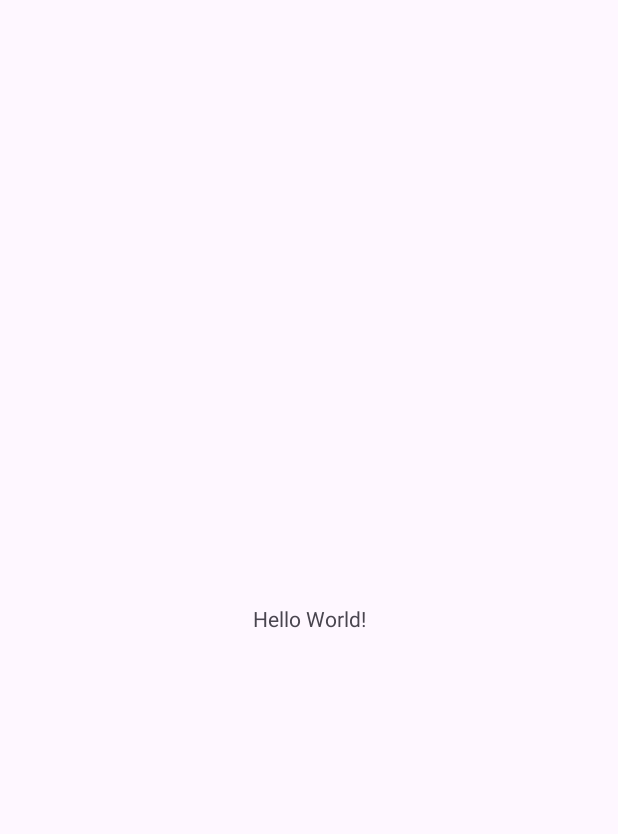
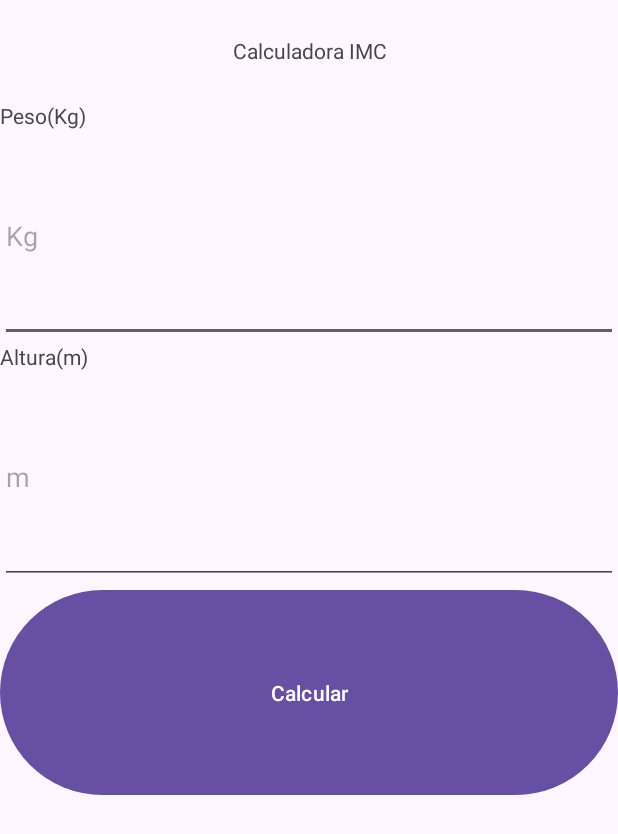
Before and after one commit to Otapyy/PDM, an Android app: the screen it shows after launch (MainActivity), on a phone screen of 412 x 824 dp. Before the commit the part shown is almost empty. Shown: the top 834 px of the screen. Run offline under Robolectric (Android 15) with nearby library versions, the phone set to English and light mode, and no system bars.

Commit message:
tela imc

```diff
--- a/app/src/main/AndroidManifest.xml
+++ b/app/src/main/AndroidManifest.xml
@@ -13,6 +13,9 @@
         android:theme="@style/Theme.Godamn"
         tools:targetApi="31">
         <activity
+            android:name=".imcResultado"
+            android:exported="false" />
+        <activity
             android:name=".MainActivity"
             android:exported="true">
             <intent-filter>
--- /dev/null
+++ b/app/src/main/java/com/example/godamn/imcResultado.java
@@ -0,0 +1,24 @@
+package com.example.godamn;
+
+import android.os.Bundle;
+
+import androidx.activity.EdgeToEdge;
+import androidx.appcompat.app.AppCompatActivity;
+import androidx.core.graphics.Insets;
+import androidx.core.view.ViewCompat;
+import androidx.core.view.WindowInsetsCompat;
+
+public class imcResultado extends AppCompatActivity {
+
+    @Override
+    protected void onCreate(Bundle savedInstanceState) {
+        super.onCreate(savedInstanceState);
+        EdgeToEdge.enable(this);
+        setContentView(R.layout.activity_imc_resultado);
+        ViewCompat.setOnApplyWindowInsetsListener(findViewById(R.id.main), (v, insets) -> {
+            Insets systemBars = insets.getInsets(WindowInsetsCompat.Type.systemBars());
+            v.setPadding(systemBars.left, systemBars.top, systemBars.right, systemBars.bottom);
+            return insets;
+        });
+    }
+}
--- /dev/null
+++ b/app/src/main/res/layout/activity_imc_resultado.xml
@@ -0,0 +1,10 @@
+<?xml version="1.0" encoding="utf-8"?>
+<androidx.constraintlayout.widget.ConstraintLayout xmlns:android="http://schemas.android.com/apk/res/android"
+    xmlns:app="http://schemas.android.com/apk/res-auto"
+    xmlns:tools="http://schemas.android.com/tools"
+    android:id="@+id/main"
+    android:layout_width="match_parent"
+    android:layout_height="match_parent"
+    tools:context=".imcResultado">
+
+</androidx.constraintlayout.widget.ConstraintLayout>
--- a/app/src/main/res/layout/activity_main.xml
+++ b/app/src/main/res/layout/activity_main.xml
@@ -7,13 +7,67 @@
     android:layout_height="match_parent"
     tools:context=".MainActivity">
 
-    <TextView
-        android:layout_width="wrap_content"
-        android:layout_height="wrap_content"
-        android:text="Hello World!"
-        app:layout_constraintBottom_toBottomOf="parent"
-        app:layout_constraintEnd_toEndOf="parent"
-        app:layout_constraintStart_toStartOf="parent"
-        app:layout_constraintTop_toTopOf="parent" />
+    <LinearLayout
+        android:layout_width="match_parent"
+        android:layout_height="match_parent"
+        android:orientation="vertical"
+        tools:layout_editor_absoluteX="125dp"
+        tools:layout_editor_absoluteY="1dp">
+
+
+        <TextView
+            android:id="@+id/textView"
+            android:layout_width="match_parent"
+            android:layout_height="wrap_content"
+            android:text="Calculadora IMC"
+            android:gravity="center"
+            android:layout_weight="1"
+            />
+
+        <TextView
+            android:id="@+id/textView2"
+            android:layout_width="match_parent"
+            android:layout_height="wrap_content"
+            android:text="Peso(Kg)"
+            />
+
+        <EditText
+            android:id="@+id/editTextText"
+            android:layout_width="match_parent"
+            android:layout_height="wrap_content"
+            android:ems="10"
+            android:hint="Kg"
+            android:inputType="text"
+            android:layout_weight="2"/>
+
+        <TextView
+            android:id="@+id/textView3"
+            android:layout_width="match_parent"
+            android:layout_height="wrap_content"
+            android:text="Altura(m)" />
+
+        <EditText
+            android:id="@+id/editTextText2"
+            android:layout_width="match_parent"
+            android:layout_height="wrap_content"
+            android:ems="10"
+            android:hint="m"
+            android:inputType="text"
+            android:layout_weight="2"/>
+
+        <Button
+            android:id="@+id/button4"
+            android:layout_width="match_parent"
+            android:layout_height="wrap_content"
+            android:text="Calcular"
+            android:layout_weight="2" />
+
+        <ImageView
+            android:id="@+id/imageView"
+            android:layout_width="match_parent"
+            android:layout_height="wrap_content"
+            tools:srcCompat="@tools:sample/avatars"
+            android:layout_weight="6"/>
+    </LinearLayout>
 
 </androidx.constraintlayout.widget.ConstraintLayout>
```
